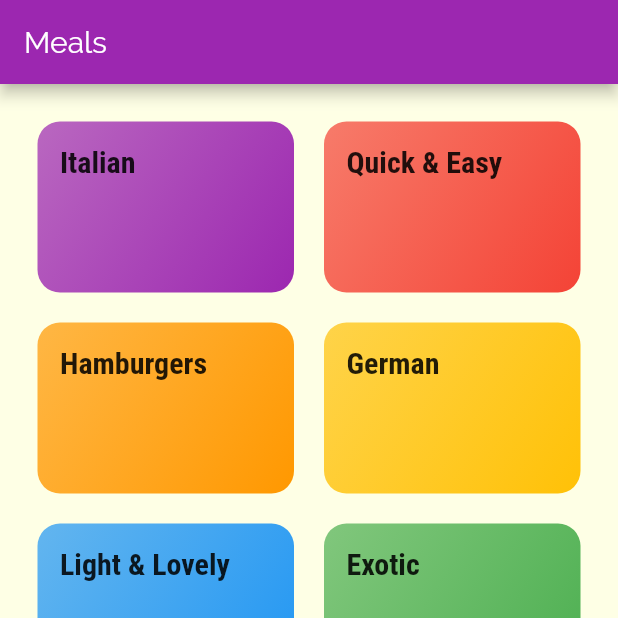
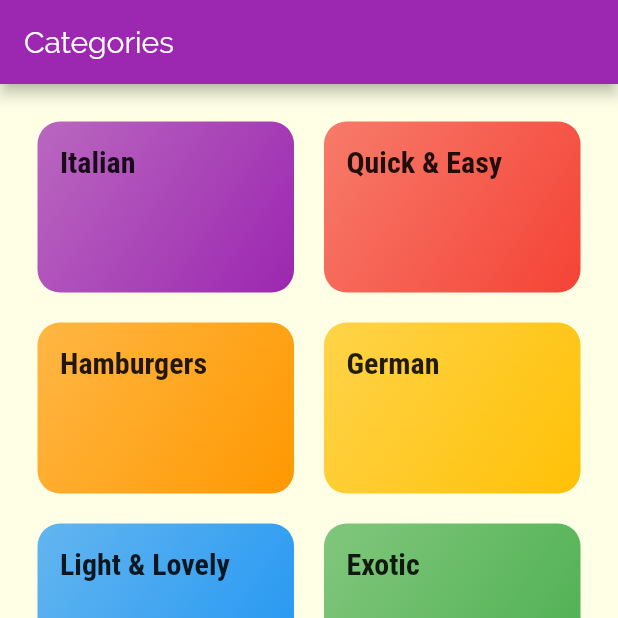
Before and after one commit to HarvsG/meals_app, a Flutter app: the screen it shows after launch, on a phone screen of 412 x 824 dp, the top half of it. Run offline on Flutter 3.47's test engine with Material 2 defaults, Android fonts, the phone set to English and light mode, and no system bars.

Commit message:
completed navbar navigation

```diff
--- a/lib/screens/tabs_screen.dart
+++ b/lib/screens/tabs_screen.dart
@@ -13,9 +13,9 @@ class TabsScreen extends StatefulWidget {
 
 class _TabsScreenState extends State<TabsScreen> {
 
-  final List<Widget> _pages = [
-    CategoriesScreen(),
-    FavouritesScreen(),
+  final List<Map<String, Object>> _pages = [
+    {'page' : CategoriesScreen(), 'title': 'Categories'},
+    {'page' : FavouritesScreen(), 'title': 'Favourites'},
   ];
   int _selectedPageIndex = 0;
 
@@ -29,9 +29,9 @@ class _TabsScreenState extends State<TabsScreen> {
   Widget build(BuildContext context) {
     return Scaffold(
       appBar: AppBar(
-        title: Text('Meals'),
+        title: Text(_pages[_selectedPageIndex]['title']),
       ),
-      body: _pages[_selectedPageIndex],
+      body: _pages[_selectedPageIndex]['page'],
       bottomNavigationBar: BottomNavigationBar(
         onTap: _selectPage,
         backgroundColor: Theme.of(context).primaryColor,
```
